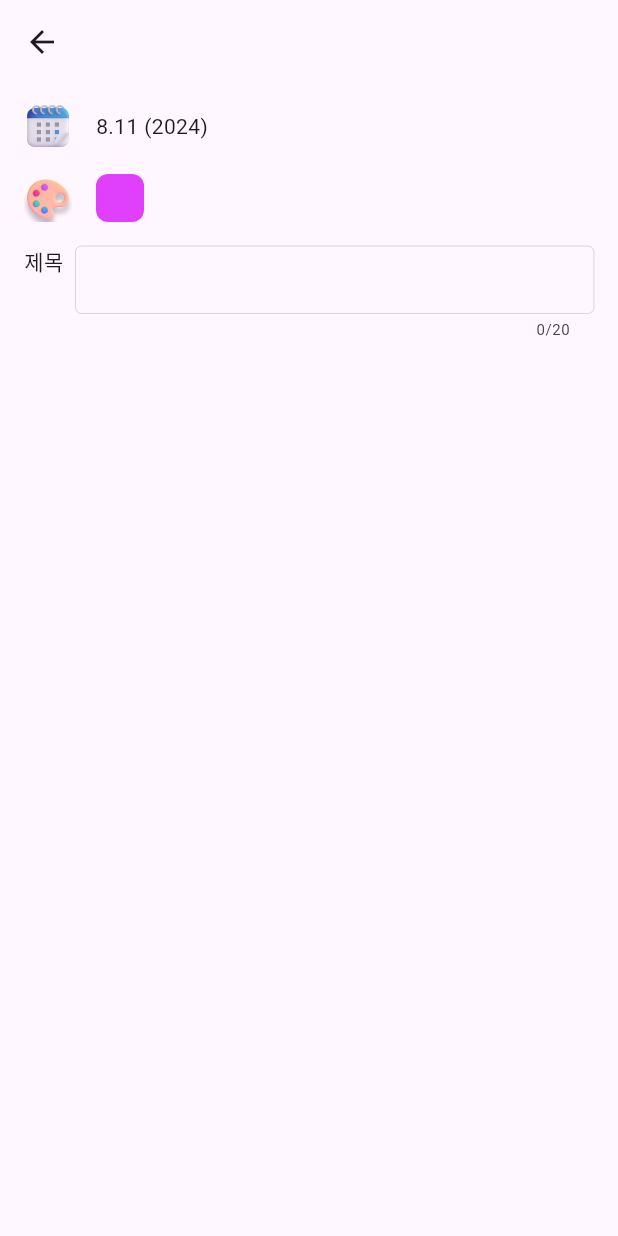
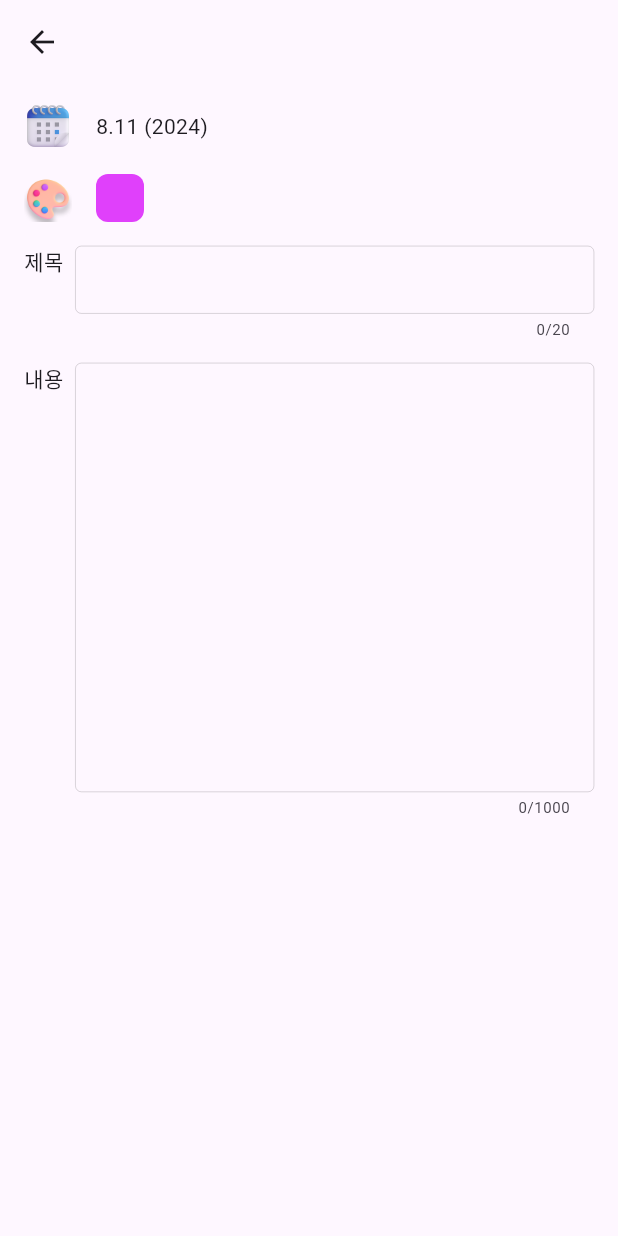
Before and after one commit to json-kim/highlight-Flutter, a Flutter app: the HighlightEditScreen screen opened by its route, on a phone screen of 412 x 824 dp. Run offline on Flutter 3.47's test engine with Material 3 defaults, Android fonts, the phone set to English and light mode, and no system bars; our stand-ins replace flutter_riverpod, go_router, package_info_plus; missing offline and left inert: flex_color_picker.

Commit message:
Feat: 내용 텍스트 필드바 ui, 현재 내용 상태 프로바이더 추가

```diff
--- /dev/null
+++ b/lib/screen/highlight_edit/content_field_bar.dart
@@ -0,0 +1,38 @@
+import 'package:flutter/material.dart';
+import 'package:flutter_riverpod/flutter_riverpod.dart';
+import 'package:highlight_flutter/screen/highlight_edit/state/current_content_provider.dart';
+
+class ContentFieldBar extends ConsumerWidget {
+  const ContentFieldBar({super.key});
+
+  static const maxContentLength = 1000;
+
+  static const contentTextStyle = TextStyle(fontSize: 14);
+
+  @override
+  Widget build(BuildContext context, WidgetRef ref) {
+    return Padding(
+      padding: const EdgeInsets.all(8),
+      child: Row(
+        crossAxisAlignment: CrossAxisAlignment.start,
+        children: [
+          const Text('내용'),
+          const SizedBox(width: 8),
+          Expanded(
+              child: SizedBox(
+            height: 300,
+            child: TextField(
+              style: contentTextStyle,
+              maxLines: null,
+              expands: true,
+              cursorWidth: 1,
+              maxLength: maxContentLength,
+              onChanged: (value) =>
+                  ref.watch(currentContentProvider.notifier).state = value,
+            ),
+          ))
+        ],
+      ),
+    );
+  }
+}
--- a/lib/screen/highlight_edit/highlight_edit_screen.dart
+++ b/lib/screen/highlight_edit/highlight_edit_screen.dart
@@ -1,5 +1,6 @@
 import 'package:flutter/material.dart';
 import 'package:highlight_flutter/screen/highlight_edit/color_select_bar.dart';
+import 'package:highlight_flutter/screen/highlight_edit/content_field_bar.dart';
 import 'package:highlight_flutter/screen/highlight_edit/date_select_bar.dart';
 import 'package:highlight_flutter/screen/highlight_edit/title_field_bar.dart';
 
@@ -16,6 +17,7 @@ class HighlightEditScreen extends StatelessWidget {
           DateSelectBar(),
           ColorSelectBar(),
           TitleFieldBar(),
+          ContentFieldBar(),
         ],
       ),
     );
--- /dev/null
+++ b/lib/screen/highlight_edit/state/current_content_provider.dart
@@ -0,0 +1,6 @@
+import 'package:flutter_riverpod/flutter_riverpod.dart';
+
+final currentContentProvider = StateProvider.autoDispose<String>(
+  (ref) => '',
+  name: '[Provider]CurrentContent',
+);
```
